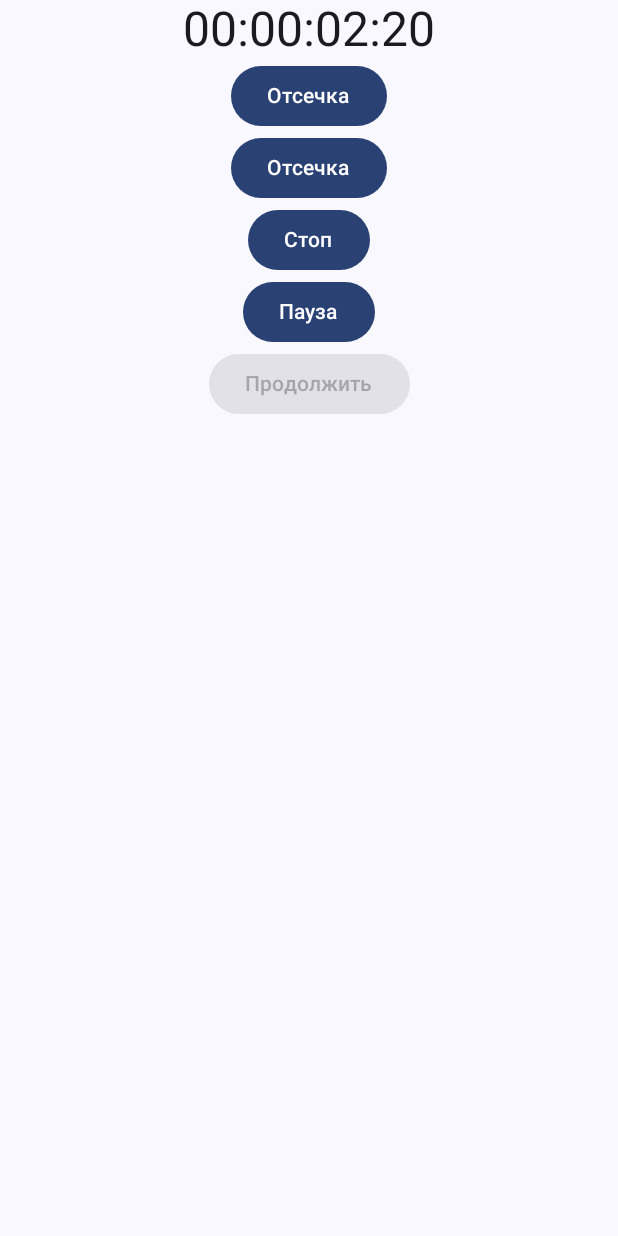
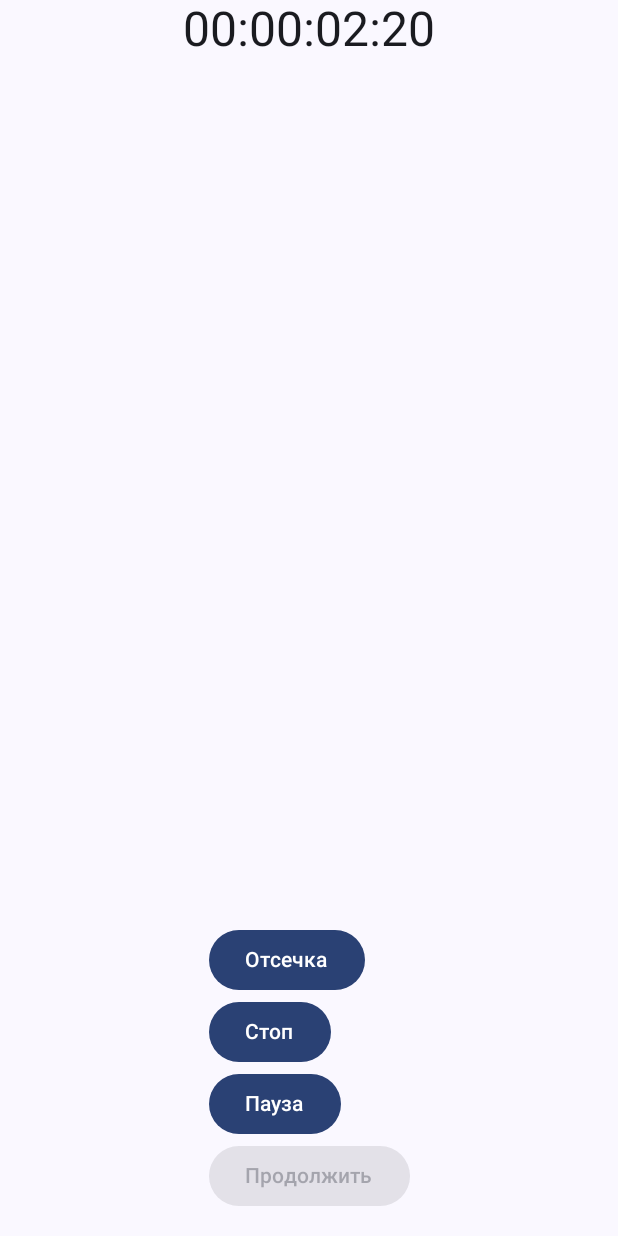
Before and after one commit to alpha-kudryash/time-sych, an Android app built with Jetpack Compose: the screen it shows after launch (MainActivity), after a tap on "Старт", on a phone screen of 412 x 824 dp. Run offline under Robolectric (Android 15) with nearby library versions, the phone set to English and light mode, and no system bars.

Commit message:
Buttons to bottom

```diff
--- a/app/src/main/java/com/example/timesych/MainActivity.kt
+++ b/app/src/main/java/com/example/timesych/MainActivity.kt
@@ -50,7 +50,6 @@ class MainActivity : ComponentActivity() {
     // Обработка нажатия кнопок (увеличение громкости)
     override fun onKeyDown(keyCode: Int, event: KeyEvent?): Boolean {
         if (keyCode == KeyEvent.KEYCODE_VOLUME_UP) {
-            // Запускаем таймер при нажатии кнопки увеличения громкости
             if (!timerViewModel.isTimerRunning.value) {
                 timerViewModel.startTimer()
                 return true
@@ -137,11 +136,15 @@ fun MainScreen(modifier: Modifier = Modifier, timerViewModel: TimerViewModel) {
         }
     }
 
-
+    Box(
+        modifier = modifier.fillMaxSize()
+    ) {
         Column(
-        modifier = modifier.fillMaxSize(),
-        verticalArrangement = Arrangement.Top,
-        horizontalAlignment = Alignment.CenterHorizontally
+            modifier = Modifier
+                .align(Alignment.TopCenter)  // Время будет вверху экрана
+                .fillMaxWidth(),
+            horizontalAlignment = Alignment.CenterHorizontally,
+            verticalArrangement = Arrangement.Top
         ) {
             // Текст с временем
             Text(
@@ -160,20 +163,25 @@ fun MainScreen(modifier: Modifier = Modifier, timerViewModel: TimerViewModel) {
                     )
                 }
             }
+        }
+            // Кнопки внизу
+            Column(
+                modifier = Modifier
+                    .align(Alignment.BottomCenter)  // Кнопки выравниваются по центру внизу
+                    .padding(16.dp)  // Добавим отступы для красивого вида
+            ) {
 
-        // Кнопка "Старт"
+                // Кнопка "Старт-отсечка"
                 Button(
-            onClick = onStartClick,
+                    onClick = {
+                        if (isTimerRunning) {
+                            onCutOffClick()  // Если таймер запущен, вызываем функцию отсечки
+                        } else {
+                            onStartClick()  // Если таймер не запущен, запускаем его
+                        }
+                    }
                 ) {
                     Text(text = if (isTimerRunning) "Отсечка" else "Старт")
-        }
-
-        // Кнопка "Отсечка" (активна только если таймер запущен)
-        Button(
-            onClick = onCutOffClick,
-            enabled = isTimerRunning
-        ) {
-            Text(text = "Отсечка")
                 }
 
                 // Кнопка "Стоп"
@@ -201,6 +209,7 @@ fun MainScreen(modifier: Modifier = Modifier, timerViewModel: TimerViewModel) {
                 }
             }
         }
+}
 
 @Preview(showBackground = true)
 @Composable
```
Lines whose indentation alone changed are shown as unchanged.
